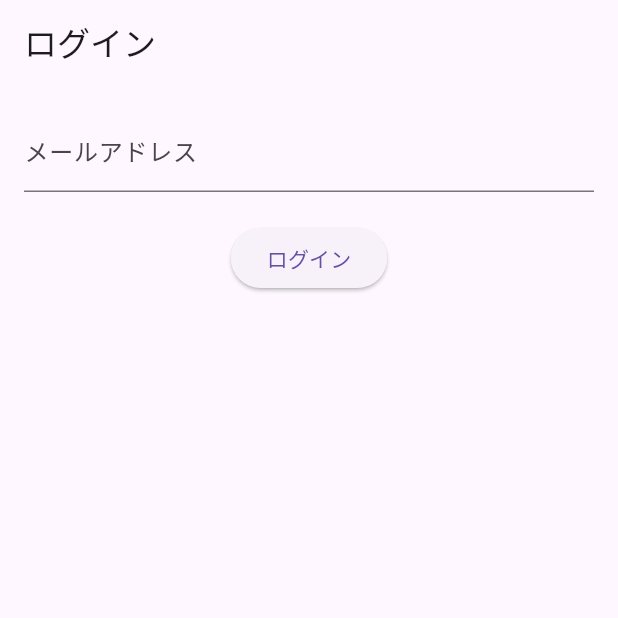
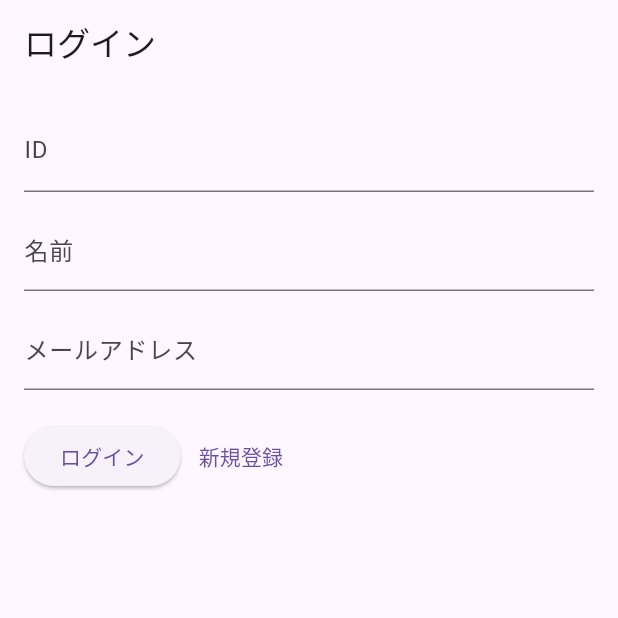
Before and after one commit to jphacks/tk_2418, a Flutter app: the screen it shows after launch, after a tap on "ログイン", on a phone screen of 412 x 824 dp, the top half of it. Run offline on Flutter 3.47's test engine with Material 3 defaults, Android fonts, the phone set to English and light mode, and no system bars; accounts and stored records are empty.

```diff
--- a/frontend/lib/models/user_model.dart
+++ b/frontend/lib/models/user_model.dart
@@ -1,22 +1,19 @@
 class UserModel {
   final String id;
   final String name;
-  final String affiliation;
-  final String profileImageUrl;
+  final String email;
 
   UserModel({
     required this.id,
     required this.name,
-    required this.affiliation,
-    required this.profileImageUrl,
+    required this.email,
   });
 
   factory UserModel.fromJson(Map<String, dynamic> json) {
     return UserModel(
       id: json['id'],
       name: json['name'],
-      affiliation: json['affiliation'],
-      profileImageUrl: json['profile_image_url'],
+      email: json['email'],
     );
   }
 
@@ -24,8 +21,7 @@ class UserModel {
     return {
       'id': id,
       'name': name,
-      'affiliation': affiliation,
-      'profile_image_url': profileImageUrl,
+      'email': email,
     };
   }
 }
--- a/frontend/lib/view/login_view.dart
+++ b/frontend/lib/view/login_view.dart
@@ -2,9 +2,12 @@ import 'package:flutter/material.dart';
 import 'package:provider/provider.dart';
 import '../viewmodels/auth_viewmodel.dart';
 import 'community_view.dart';
+import 'sign_up_view.dart';
 
 class AuthView extends StatelessWidget {
   final TextEditingController emailController = TextEditingController();
+  final TextEditingController idController = TextEditingController();
+  final TextEditingController nameController = TextEditingController();
 
   @override
   Widget build(BuildContext context) {
@@ -18,6 +21,18 @@ class AuthView extends StatelessWidget {
         padding: const EdgeInsets.all(16.0),
         child: Column(
           children: [
+            // ID入力フィールド
+            TextField(
+              controller: idController,
+              decoration: const InputDecoration(labelText: 'ID'),
+            ),
+            const SizedBox(height: 10),
+            // 名前入力フィールド
+            TextField(
+              controller: nameController,
+              decoration: const InputDecoration(labelText: '名前'),
+            ),
+            const SizedBox(height: 10),
             // Email入力フィールド
             TextField(
               controller: emailController,
@@ -25,11 +40,15 @@ class AuthView extends StatelessWidget {
             ),
             const SizedBox(height: 20),
             // ログインボタン
+            Row(
+              children: [
                 ElevatedButton(
                   onPressed: () {
                     final email = emailController.text.trim();
-                if (email.isNotEmpty) {
-                  authViewModel.login(email);
+                    final name = nameController.text.trim();
+                    final id = idController.text.trim();
+                    if (email.isNotEmpty && name.isNotEmpty && id.isNotEmpty) {
+                      authViewModel.login(email, name, id);
                       print(authViewModel.isLoggedIn);
                       if (authViewModel.isLoggedIn) {
                         // ログインが成功したらCommunityViewに遷移
@@ -47,6 +66,17 @@ class AuthView extends StatelessWidget {
                   },
                   child: const Text('ログイン'),
                 ),
+                TextButton(
+                    onPressed: (){
+                      Navigator.pushReplacement(
+                        context,
+                        MaterialPageRoute(builder: (context) => SignUpView()),
+                      );
+                    },
+                    child: Text('新規登録')
+                )
+              ],
+            ),
           ],
         ),
       ),
```
Also changed, not shown: frontend/lib/core/services/backend_api_service.dart (+20 -5 lines), frontend/lib/repositories/user_repository.dart (+9 -5 lines), frontend/lib/view/sign_up_view.dart (added, +73 -0 lines), frontend/lib/viewmodels/auth_viewmodel.dart (+26 -6 lines). Lines whose indentation alone changed are shown as unchanged.
